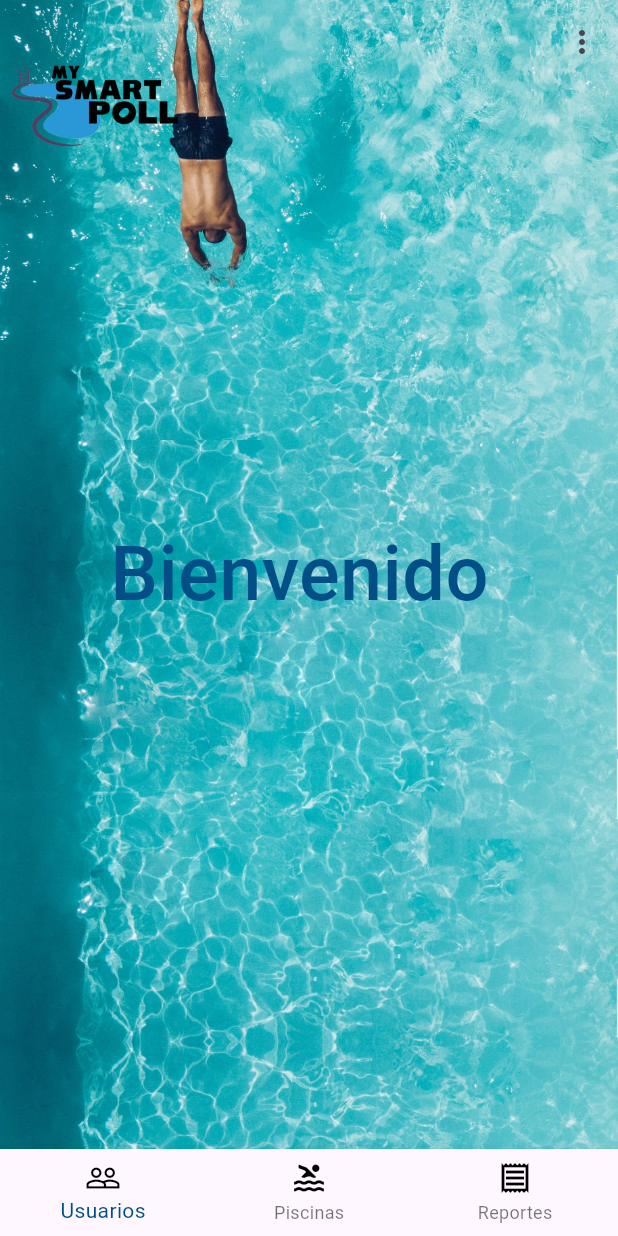
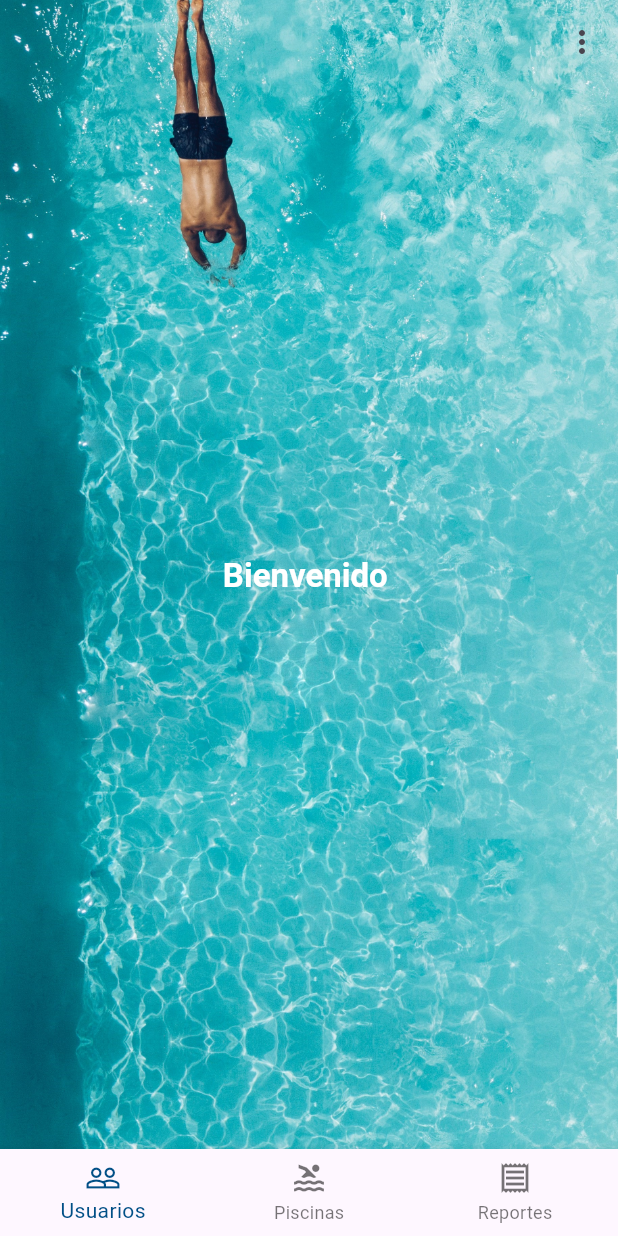
Before and after one commit to ifranco07/SIMP, a Flutter app: the AdminHomeScreen screen opened directly, on a phone screen of 412 x 824 dp. Run offline on Flutter 3.47's test engine with Material 3 defaults, Android fonts, the phone set to English and light mode, and no system bars; our stand-ins replace cloud_firestore, firebase_auth, firebase_core, google_fonts; accounts and stored records are empty; Roboto replaces fonts that are missing (Montserrat).

Commit message:
2 parte de estilos

```diff
--- a/lib/screens/home_screen.dart
+++ b/lib/screens/home_screen.dart
@@ -51,8 +51,8 @@ class HomeScreen extends StatelessWidget {
                         ),
                       ),
                       borderRadius: const BorderRadius.only(
-                        bottomLeft: Radius.circular(30),
-                        bottomRight: Radius.circular(30),
+                        bottomLeft: Radius.circular(40),
+                        bottomRight: Radius.circular(40),
                       ),
                     ),
                   ),
--- a/lib/screens/users/Admin/adminhome_screen.dart
+++ b/lib/screens/users/Admin/adminhome_screen.dart
@@ -7,7 +7,7 @@ import 'package:simp/screens/users/Admin/viewsusers_screen.dart';
 class AdminHomeScreen extends StatelessWidget {
   final String adminName;
 
-  const AdminHomeScreen({super.key, required this.adminName});
+  const AdminHomeScreen({Key? key, required this.adminName}) : super(key: key);
 
   @override
   Widget build(BuildContext context) {
@@ -29,16 +29,6 @@ class AdminHomeScreen extends StatelessWidget {
                   Colors.transparent,
                   Colors.black.withOpacity(0.001),
                 ],
-              ),
-            ),
-            alignment: Alignment.topLeft,
-            child: Padding(
-              padding: const EdgeInsets.all(8.0),
-              child: Image.asset(
-                'lib/assets/images/Logo.png',
-                fit: BoxFit.contain,
-                height: 150,
-                width: 120,
               ),
             ),
           ),
@@ -86,7 +76,7 @@ class AdminHomeScreen extends StatelessWidget {
             width: MediaQuery.of(context).size.width,
             height: MediaQuery.of(context).size.height,
             fit: BoxFit.cover,
-            alignment: Alignment.center, // Alinear la imagen al centro vertical y horizontalmente
+            alignment: Alignment.center,
           ),
           // Contenido sobre la imagen de fondo
           Center(
@@ -94,26 +84,29 @@ class AdminHomeScreen extends StatelessWidget {
               mainAxisAlignment: MainAxisAlignment.center,
               children: [
                 Text(
-                  'Bienvenido $adminName', // Mostrar el nombre del administrador
-                  style: AppTheme.lightTheme.textTheme.headlineLarge,
+                  'Bienvenido $adminName',
+                  style: Theme.of(context).textTheme.headline6!.copyWith(
+                        color: Colors.white,
+                        fontWeight: FontWeight.bold,
+                      ),
                 ),
               ],
             ),
           ),
         ],
       ),
-      bottomNavigationBar: BottomNavigationBar(// Hace transparente la barra de navegación
+      bottomNavigationBar: BottomNavigationBar(
         items: const <BottomNavigationBarItem>[
           BottomNavigationBarItem(
-            icon: Icon(Icons.people_outline, color: Colors.black), // Cambia el color del icono
+            icon: Icon(Icons.people_outline),
             label: 'Usuarios',
           ),
           BottomNavigationBarItem(
-            icon: Icon(Icons.pool_sharp, color: Colors.black), // Cambia el color del icono
+            icon: Icon(Icons.pool_sharp),
             label: 'Piscinas',
           ),
           BottomNavigationBarItem(
-            icon: Icon(Icons.receipt_outlined, color: Colors.black), // Cambia el color del icono
+            icon: Icon(Icons.receipt_outlined),
             label: 'Reportes',
           ),
         ],
@@ -124,19 +117,27 @@ class AdminHomeScreen extends StatelessWidget {
             case 0:
               Navigator.push(
                 context,
-                MaterialPageRoute(builder: (context) => const ViewsUsersScreen(userList: [],)),
+                MaterialPageRoute(
+                  builder: (context) => const ViewsUsersScreen(
+                    userList: [],
+                  ),
+                ),
               );
               break;
             case 1:
               Navigator.push(
                 context,
-                MaterialPageRoute(builder: (context) => const ViewPiscinasScreen()),
+                MaterialPageRoute(
+                  builder: (context) => const ViewPiscinasScreen(),
+                ),
               );
               break;
             case 2:
               Navigator.push(
                 context,
-                MaterialPageRoute(builder: (context) => const ViewsDataScreen()),
+                MaterialPageRoute(
+                  builder: (context) => const ViewsDataScreen(),
+                ),
               );
               break;
           }
```
Also changed, not shown: lib/screens/login_screen.dart (+78 -69 lines).
